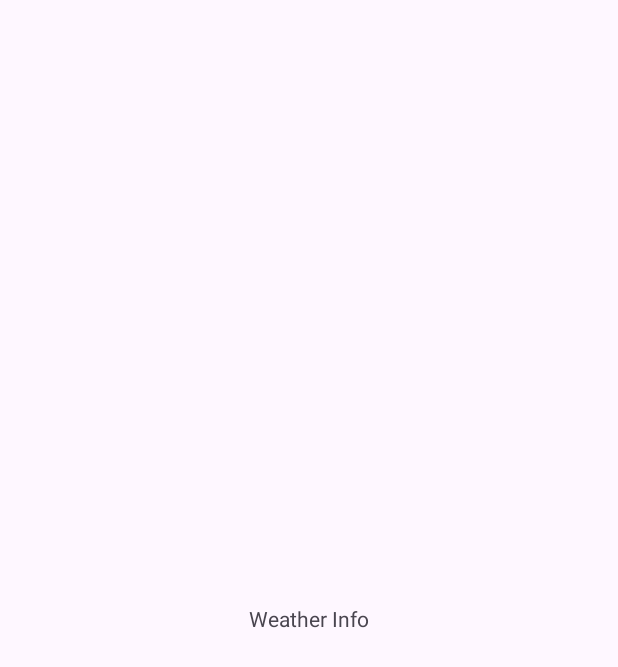
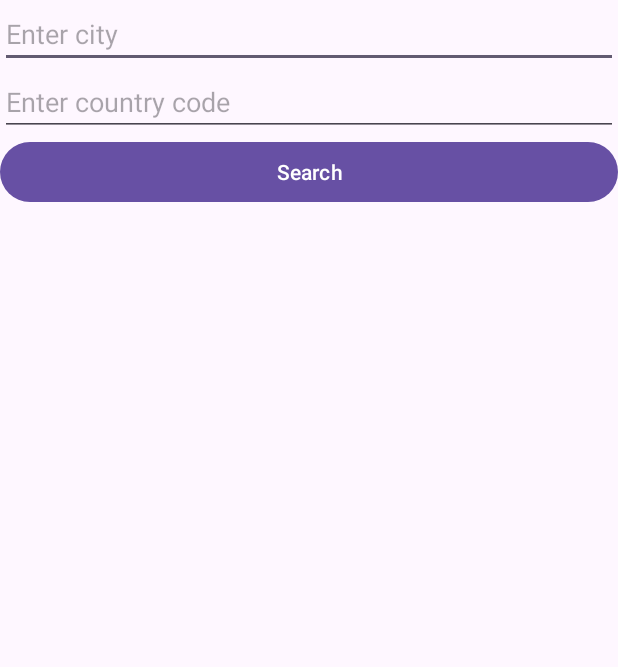
Before and after one commit to mundodigitalpro/WeatherApp, an Android app: the screen it shows after launch (MainActivity), on a phone screen of 412 x 824 dp. Before the commit the part shown is almost empty. Shown: the top 667 px of the screen. Run offline under Robolectric (Android 15) with nearby library versions, the phone set to English and light mode, and no system bars.

Commit message:
ViewModel implemented

```diff
--- a/app/build.gradle
+++ b/app/build.gradle
@@ -45,4 +45,14 @@ dependencies {
     //Retrofit & Gson
     implementation 'com.squareup.retrofit2:retrofit:2.9.0'
     implementation 'com.squareup.retrofit2:converter-gson:2.9.0'
+
+    //ViewModel
+    implementation "androidx.lifecycle:lifecycle-viewmodel-ktx:2.6.1"
+
+    // LiveData
+    implementation "androidx.lifecycle:lifecycle-livedata-ktx:2.6.1"
+
+    //Activity by Viewmodels
+    implementation 'androidx.activity:activity-ktx:1.7.2'
+
 }
--- a/app/src/main/java/com/josejordan/weatherapp/MainActivity.kt
+++ b/app/src/main/java/com/josejordan/weatherapp/MainActivity.kt
@@ -1,67 +1,42 @@
 package com.josejordan.weatherapp
 
+import android.os.Bundle
+import android.widget.Button
+import android.widget.EditText
+import android.widget.TextView
+import androidx.activity.viewModels
 import androidx.appcompat.app.AppCompatActivity
-import android.os.Bundle
-import android.util.Log
-import android.widget.TextView
-import retrofit2.Call
-import retrofit2.Callback
-import retrofit2.Response
 
-import retrofit2.Retrofit
-import retrofit2.converter.gson.GsonConverterFactory
 
 class MainActivity : AppCompatActivity() {
 
     private lateinit var weatherInfoTextView: TextView
+    private lateinit var cityEditText: EditText
+    private lateinit var countryEditText: EditText
+    private lateinit var searchButton: Button
+
+    // Get a reference to the ViewModel
+    private val viewModel: WeatherViewModel by viewModels()
 
     override fun onCreate(savedInstanceState: Bundle?) {
         super.onCreate(savedInstanceState)
         setContentView(R.layout.activity_main)
 
         weatherInfoTextView = findViewById(R.id.weatherInfoTextView)
+        cityEditText = findViewById(R.id.cityEditText)
+        countryEditText = findViewById(R.id.countryEditText)
+        searchButton = findViewById(R.id.searchButton)
 
-        val retrofit = Retrofit.Builder()
-            .baseUrl("https://api.openweathermap.org/")
-            .addConverterFactory(GsonConverterFactory.create())
-            .build()
+        // Observe the weather LiveData
+        viewModel.weather.observe(this) { weather ->
+            weatherInfoTextView.text = weather
+        }
 
-        val service = retrofit.create(WeatherService::class.java)
-        val call = service.getCurrentWeatherData(
-            lat = "35",
-            lon = "139",
-            units = "metric",
-            app_id = "your_api_key"
-        )
+        searchButton.setOnClickListener {
+            val city = cityEditText.text.toString()
+            val country = countryEditText.text.toString()
 
-
-        call.enqueue(object : Callback<WeatherResponse> {
-            override fun onResponse(
-                call: Call<WeatherResponse>,
-                response: Response<WeatherResponse>
-            ) {
-                if (response.code() == 200) {
-                    val weatherResponse = response.body()!!
-
-                    Log.d("MainActivity", "Response: $weatherResponse")
-
-                    val stringBuilder = "City: " +
-                            weatherResponse.name +
-                            "\nCountry: " +
-                            weatherResponse.sys.country +
-                            "\nDescription: " +
-                            weatherResponse.weather[0].description +
-                            "\nTemperature: " +
-                            String.format("%.2f", weatherResponse.main.temp) + "°C"
-
-                    weatherInfoTextView.text = stringBuilder
-                }
-            }
-
-
-            override fun onFailure(call: Call<WeatherResponse>, t: Throwable) {
-                Log.d("MainActivity", "Error: ${t.message}")
-            }
-        })
+            viewModel.fetchWeather(city, country)
+        }
     }
 }
--- a/app/src/main/java/com/josejordan/weatherapp/WeatherService.kt
+++ b/app/src/main/java/com/josejordan/weatherapp/WeatherService.kt
@@ -10,7 +10,13 @@ interface WeatherService {
         @Query("lat") lat: String,
         @Query("lon") lon: String,
         @Query("units") units: String,
-        @Query("APPID") app_id: String
+        @Query("appid") app_id: String
     ): Call<WeatherResponse>
 
+    @GET("data/2.5/weather")
+    fun getWeatherByCityAndCountry(
+        @Query("q") location: String,
+        @Query("units") units: String,
+        @Query("appid") app_id: String
+    ): Call<WeatherResponse>
 }
--- /dev/null
+++ b/app/src/main/java/com/josejordan/weatherapp/WeatherViewModel.kt
@@ -0,0 +1,57 @@
+package com.josejordan.weatherapp
+
+import androidx.lifecycle.LiveData
+import androidx.lifecycle.MutableLiveData
+import androidx.lifecycle.ViewModel
+import retrofit2.Call
+import retrofit2.Callback
+import retrofit2.Response
+import retrofit2.Retrofit
+import retrofit2.converter.gson.GsonConverterFactory
+
+class WeatherViewModel : ViewModel() {
+
+    private val _weather = MutableLiveData<String>()
+    val weather: LiveData<String>
+        get() = _weather
+
+    fun fetchWeather(city: String, country: String) {
+        val retrofit = Retrofit.Builder()
+            .baseUrl("https://api.openweathermap.org/")
+            .addConverterFactory(GsonConverterFactory.create())
+            .build()
+
+        val service = retrofit.create(WeatherService::class.java)
+
+        val call = service.getWeatherByCityAndCountry(
+            location = "$city,$country",
+            units = "metric",
+            app_id = "854adb87b1ddd246adf542c47f3eeca0"
+        )
+
+        call.enqueue(object : Callback<WeatherResponse> {
+            override fun onResponse(
+                call: Call<WeatherResponse>,
+                response: Response<WeatherResponse>
+            ) {
+                if (response.code() == 200) {
+                    val weatherResponse = response.body()!!
+                    val stringBuilder = "City: " +
+                            weatherResponse.name +
+                            "\nCountry: " +
+                            weatherResponse.sys.country +
+                            "\nDescription: " +
+                            weatherResponse.weather[0].description +
+                            "\nTemperature: " +
+                            String.format("%.2f", weatherResponse.main.temp) + "°C"
+
+                    _weather.value = stringBuilder
+                }
+            }
+
+            override fun onFailure(call: Call<WeatherResponse>, t: Throwable) {
+                // Handle failure
+            }
+        })
+    }
+}
--- a/app/src/main/res/layout/activity_main.xml
+++ b/app/src/main/res/layout/activity_main.xml
@@ -1,19 +1,34 @@
-<?xml version="1.0" encoding="utf-8"?>
-<androidx.constraintlayout.widget.ConstraintLayout xmlns:android="http://schemas.android.com/apk/res/android"
-    xmlns:app="http://schemas.android.com/apk/res-auto"
+<RelativeLayout xmlns:android="http://schemas.android.com/apk/res/android"
     xmlns:tools="http://schemas.android.com/tools"
     android:layout_width="match_parent"
     android:layout_height="match_parent"
     tools:context=".MainActivity">
 
+    <EditText
+        android:id="@+id/cityEditText"
+        android:layout_width="match_parent"
+        android:layout_height="wrap_content"
+        android:hint="Enter city" />
+
+    <EditText
+        android:id="@+id/countryEditText"
+        android:layout_width="match_parent"
+        android:layout_height="wrap_content"
+        android:layout_below="@id/cityEditText"
+        android:hint="Enter country code" />
+
+    <Button
+        android:id="@+id/searchButton"
+        android:layout_width="match_parent"
+        android:layout_height="wrap_content"
+        android:layout_below="@id/countryEditText"
+        android:text="Search" />
+
     <TextView
         android:id="@+id/weatherInfoTextView"
         android:layout_width="wrap_content"
         android:layout_height="wrap_content"
-        android:text="Weather Info"
-        app:layout_constraintBottom_toBottomOf="parent"
-        app:layout_constraintLeft_toLeftOf="parent"
-        app:layout_constraintRight_toRightOf="parent"
-        app:layout_constraintTop_toTopOf="parent" />
+        android:layout_below="@id/searchButton"
+        android:textSize="16sp" />
 
-</androidx.constraintlayout.widget.ConstraintLayout>
+</RelativeLayout>
```
